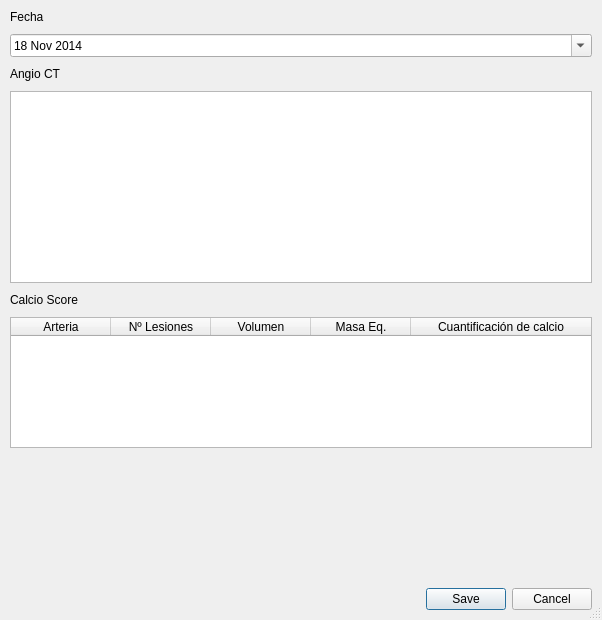
This is resources/uis/TACDialog.ui in jbermudezcabrera/ControlDePacientes as Qt 5 draws it before an edit. The edited form follows.
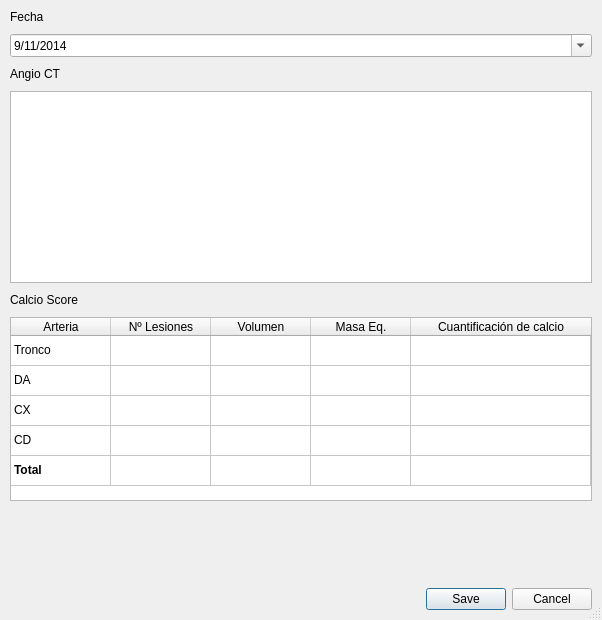
This is the edited form. Icons and pictures are not drawn.

The edit to the form file:
```diff
--- a/resources/uis/TACDialog.ui
+++ b/resources/uis/TACDialog.ui
@@ -48,6 +48,19 @@
    </item>
    <item>
     <widget class="QDateEdit" name="dateInput">
+     <property name="dateTime">
+      <datetime>
+       <hour>0</hour>
+       <minute>0</minute>
+       <second>0</second>
+       <year>2014</year>
+       <month>11</month>
+       <day>9</day>
+      </datetime>
+     </property>
+     <property name="displayFormat">
+      <string>d/MM/yyyy</string>
+     </property>
      <property name="calendarPopup">
       <bool>true</bool>
      </property>
@@ -55,7 +68,7 @@
       <date>
        <year>2014</year>
        <month>11</month>
-       <day>18</day>
+       <day>9</day>
       </date>
      </property>
     </widget>
@@ -85,6 +98,9 @@
      <property name="selectionMode">
       <enum>QAbstractItemView::SingleSelection</enum>
      </property>
+     <property name="rowCount">
+      <number>5</number>
+     </property>
      <attribute name="horizontalHeaderCascadingSectionResizes">
       <bool>true</bool>
      </attribute>
@@ -94,6 +110,11 @@
      <attribute name="verticalHeaderVisible">
       <bool>false</bool>
      </attribute>
+     <row/>
+     <row/>
+     <row/>
+     <row/>
+     <row/>
      <column>
       <property name="text">
        <string>Arteria</string>
@@ -119,6 +140,236 @@
        <string>Cuantificación de calcio</string>
       </property>
      </column>
+     <item row="0" column="0">
+      <property name="text">
+       <string>Tronco</string>
+      </property>
+      <property name="flags">
+       <set>ItemIsDragEnabled|ItemIsUserCheckable|ItemIsEnabled</set>
+      </property>
+     </item>
+     <item row="0" column="1">
+      <property name="text">
+       <string/>
+      </property>
+      <property name="flags">
+       <set>ItemIsSelectable|ItemIsEditable|ItemIsDragEnabled|ItemIsUserCheckable|ItemIsEnabled</set>
+      </property>
+     </item>
+     <item row="0" column="2">
+      <property name="text">
+       <string/>
+      </property>
+      <property name="flags">
+       <set>ItemIsSelectable|ItemIsEditable|ItemIsDragEnabled|ItemIsUserCheckable|ItemIsEnabled</set>
+      </property>
+     </item>
+     <item row="0" column="3">
+      <property name="text">
+       <string/>
+      </property>
+      <property name="flags">
+       <set>ItemIsSelectable|ItemIsEditable|ItemIsDragEnabled|ItemIsUserCheckable|ItemIsEnabled</set>
+      </property>
+     </item>
+     <item row="0" column="4">
+      <property name="text">
+       <string/>
+      </property>
+      <property name="flags">
+       <set>ItemIsSelectable|ItemIsEditable|ItemIsDragEnabled|ItemIsUserCheckable|ItemIsEnabled</set>
+      </property>
+     </item>
+     <item row="1" column="0">
+      <property name="text">
+       <string>DA</string>
+      </property>
+      <property name="flags">
+       <set>ItemIsDragEnabled|ItemIsUserCheckable|ItemIsEnabled</set>
+      </property>
+     </item>
+     <item row="1" column="1">
+      <property name="text">
+       <string/>
+      </property>
+      <property name="flags">
+       <set>ItemIsSelectable|ItemIsEditable|ItemIsDragEnabled|ItemIsUserCheckable|ItemIsEnabled</set>
+      </property>
+     </item>
+     <item row="1" column="2">
+      <property name="text">
+       <string/>
+      </property>
+      <property name="flags">
+       <set>ItemIsSelectable|ItemIsEditable|ItemIsDragEnabled|ItemIsUserCheckable|ItemIsEnabled</set>
+      </property>
+     </item>
+     <item row="1" column="3">
+      <property name="text">
+       <string/>
+      </property>
+      <property name="flags">
+       <set>ItemIsSelectable|ItemIsEditable|ItemIsDragEnabled|ItemIsUserCheckable|ItemIsEnabled</set>
+      </property>
+     </item>
+     <item row="1" column="4">
+      <property name="text">
+       <string/>
+      </property>
+      <property name="flags">
+       <set>ItemIsSelectable|ItemIsEditable|ItemIsDragEnabled|ItemIsUserCheckable|ItemIsEnabled</set>
+      </property>
+     </item>
+     <item row="2" column="0">
+      <property name="text">
+       <string>CX</string>
+      </property>
+      <property name="flags">
+       <set>ItemIsDragEnabled|ItemIsUserCheckable|ItemIsEnabled</set>
+      </property>
+     </item>
+     <item row="2" column="1">
+      <property name="text">
+       <string/>
+      </property>
+      <property name="flags">
+       <set>ItemIsSelectable|ItemIsEditable|ItemIsDragEnabled|ItemIsUserCheckable|ItemIsEnabled</set>
+      </property>
+     </item>
+     <item row="2" column="2">
+      <property name="text">
+       <string/>
+      </property>
+      <property name="flags">
+       <set>ItemIsSelectable|ItemIsEditable|ItemIsDragEnabled|ItemIsUserCheckable|ItemIsEnabled</set>
+      </property>
+     </item>
+     <item row="2" column="3">
+      <property name="text">
+       <string/>
+      </property>
+      <property name="flags">
+       <set>ItemIsSelectable|ItemIsEditable|ItemIsDragEnabled|ItemIsUserCheckable|ItemIsEnabled</set>
+      </property>
+     </item>
+     <item row="2" column="4">
+      <property name="text">
+       <string/>
+      </property>
+      <property name="flags">
+       <set>ItemIsSelectable|ItemIsEditable|ItemIsDragEnabled|ItemIsUserCheckable|ItemIsEnabled</set>
+      </property>
+     </item>
+     <item row="3" column="0">
+      <property name="text">
+       <string>CD</string>
+      </property>
+      <property name="flags">
+       <set>ItemIsDragEnabled|ItemIsUserCheckable|ItemIsEnabled</set>
+      </property>
+     </item>
+     <item row="3" column="1">
+      <property name="text">
+       <string/>
+      </property>
+      <property name="flags">
+       <set>ItemIsSelectable|ItemIsEditable|ItemIsDragEnabled|ItemIsUserCheckable|ItemIsEnabled</set>
+      </property>
+     </item>
+     <item row="3" column="2">
+      <property name="text">
+       <string/>
+      </property>
+      <property name="flags">
+       <set>ItemIsSelectable|ItemIsEditable|ItemIsDragEnabled|ItemIsUserCheckable|ItemIsEnabled</set>
+      </property>
+     </item>
+     <item row="3" column="3">
+      <property name="text">
+       <string/>
+      </property>
+      <property name="flags">
+       <set>ItemIsSelectable|ItemIsEditable|ItemIsDragEnabled|ItemIsUserCheckable|ItemIsEnabled</set>
+      </property>
+     </item>
+     <item row="3" column="4">
+      <property name="text">
+       <string/>
+      </property>
+      <property name="flags">
+       <set>ItemIsSelectable|ItemIsEditable|ItemIsDragEnabled|ItemIsUserCheckable|ItemIsEnabled</set>
+      </property>
+     </item>
+     <item row="4" column="0">
+      <property name="text">
+       <string>Total</string>
+      </property>
+      <property name="font">
+       <font>
+        <weight>75</weight>
+        <bold>true</bold>
+       </font>
+      </property>
+      <property name="flags">
+       <set>ItemIsDragEnabled|ItemIsUserCheckable|ItemIsEnabled</set>
+      </property>
+     </item>
+     <item row="4" column="1">
+      <property name="text">
+       <string/>
+      </property>
+      <property name="font">
+       <font>
+        <weight>75</weight>
+        <bold>true</bold>
+       </font>
+      </property>
+      <property name="flags">
+       <set>ItemIsDragEnabled|ItemIsUserCheckable|ItemIsEnabled</set>
+      </property>
+     </item>
+     <item row="4" column="2">
+      <property name="text">
+       <string/>
+      </property>
+      <property name="font">
+       <font>
+        <weight>75</weight>
+        <bold>true</bold>
+       </font>
+      </property>
+      <property name="flags">
+       <set>ItemIsDragEnabled|ItemIsUserCheckable|ItemIsEnabled</set>
+      </property>
+     </item>
+     <item row="4" column="3">
+      <property name="text">
+       <string/>
+      </property>
+      <property name="font">
+       <font>
+        <weight>75</weight>
+        <bold>true</bold>
+       </font>
+      </property>
+      <property name="flags">
+       <set>ItemIsDragEnabled|ItemIsUserCheckable|ItemIsEnabled</set>
+      </property>
+     </item>
+     <item row="4" column="4">
+      <property name="text">
+       <string/>
+      </property>
+      <property name="font">
+       <font>
+        <weight>75</weight>
+        <bold>true</bold>
+       </font>
+      </property>
+      <property name="flags">
+       <set>ItemIsDragEnabled|ItemIsUserCheckable|ItemIsEnabled</set>
+      </property>
+     </item>
     </widget>
    </item>
    <item>
```
